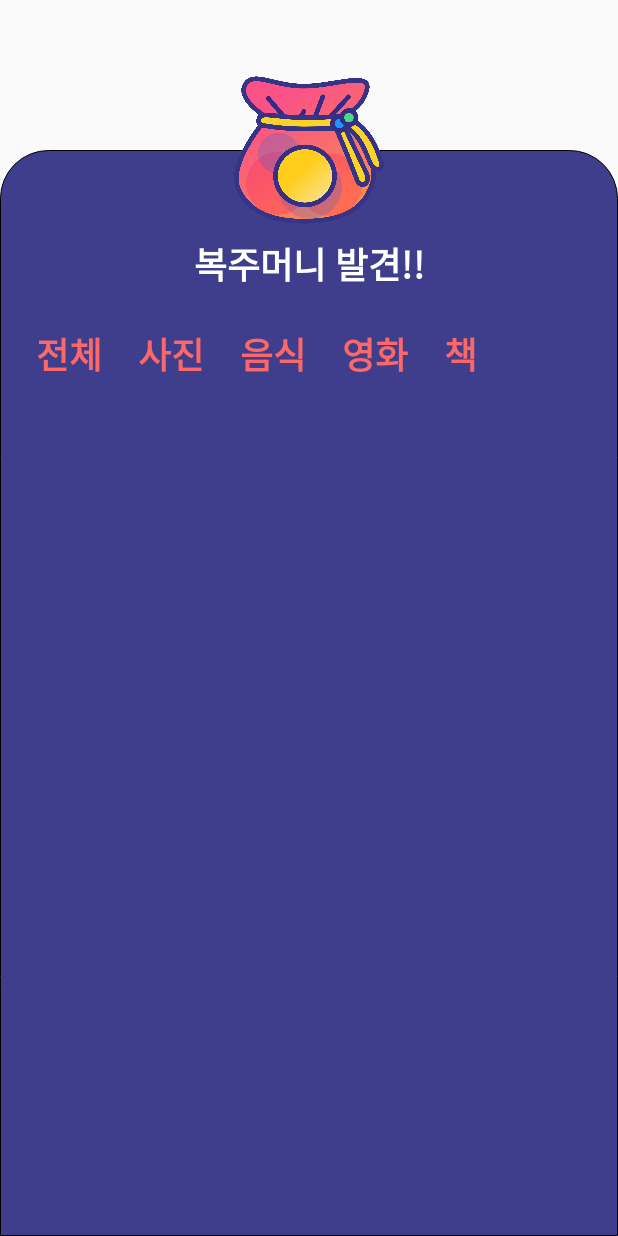
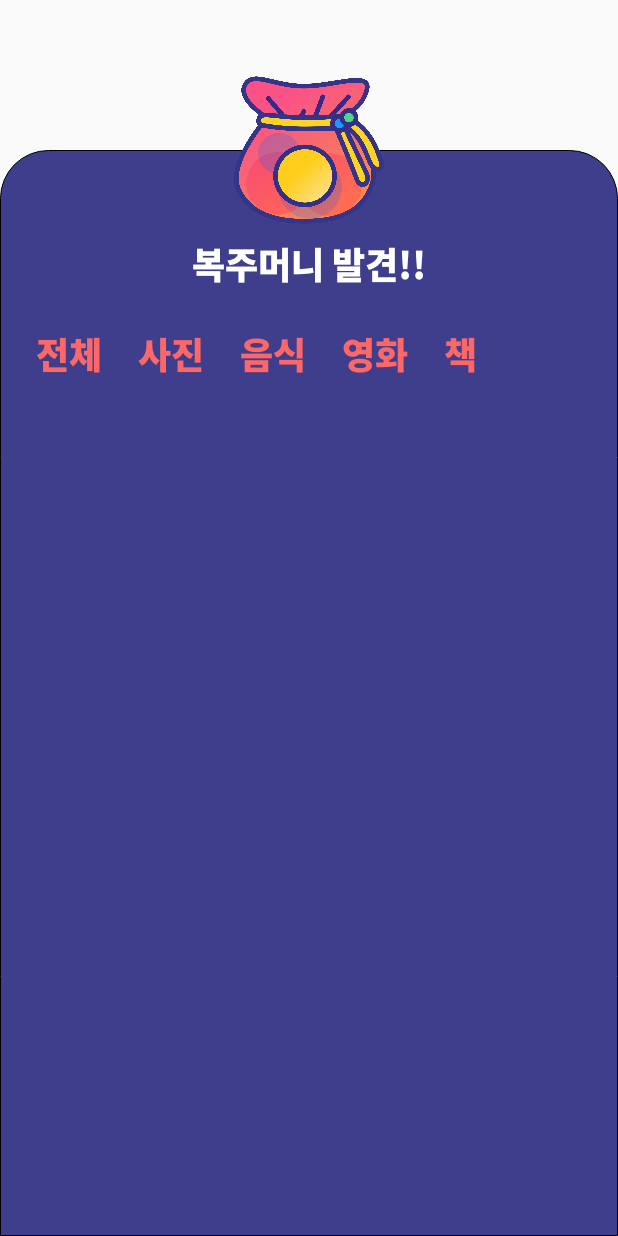
Before and after one commit to MinSeungHyun/wadong-android, an Android app: the layout layout_found_bottom_sheet.xml on its own in the app's theme, with its tools: preview values and no code run, on a phone screen of 412 x 824 dp. Run offline under Robolectric (Android 15) with nearby library versions, the phone set to English and light mode, and no system bars.

Commit message:
Change bottom sheet layout

```diff
--- a/app/src/main/res/layout/layout_found_bottom_sheet.xml
+++ b/app/src/main/res/layout/layout_found_bottom_sheet.xml
@@ -17,7 +17,7 @@
         android:layout_height="match_parent"
         android:orientation="vertical"
         app:behavior_hideable="true"
-        app:behavior_peekHeight="200dp"
+        app:behavior_peekHeight="400dp"
         app:layout_behavior="@string/bottom_sheet_behavior">
 
         <androidx.constraintlayout.widget.Guideline
@@ -50,6 +50,7 @@
             android:layout_width="wrap_content"
             android:layout_height="wrap_content"
             android:layout_marginTop="8dp"
+            android:fontFamily="@font/noto_sans_black"
             android:text="@string/found_luck"
             android:textColor="@android:color/white"
             android:textSize="24sp"
--- a/app/src/main/res/values/colors.xml
+++ b/app/src/main/res/values/colors.xml
@@ -5,5 +5,5 @@
     <color name="colorAccent">#fc6767</color>
 
     <color name="categorySelected">@color/colorPrimary</color>
-    <color name="categoryUnselected">#85000000</color>
+    <color name="categoryUnselected">#85FFFFFF</color>
 </resources>
--- a/app/src/main/res/values/styles.xml
+++ b/app/src/main/res/values/styles.xml
@@ -9,6 +9,7 @@
     <style name="CategoryTextButtonStyle" parent="ClickableViewStyle">
         <item name="android:layout_width">wrap_content</item>
         <item name="android:layout_height">wrap_content</item>
+        <item name="android:fontFamily">@font/noto_sans_black</item>
         <item name="android:textColor">@color/colorPrimary</item>
         <item name="android:textStyle">bold</item>
         <item name="android:textSize">24sp</item>
```
